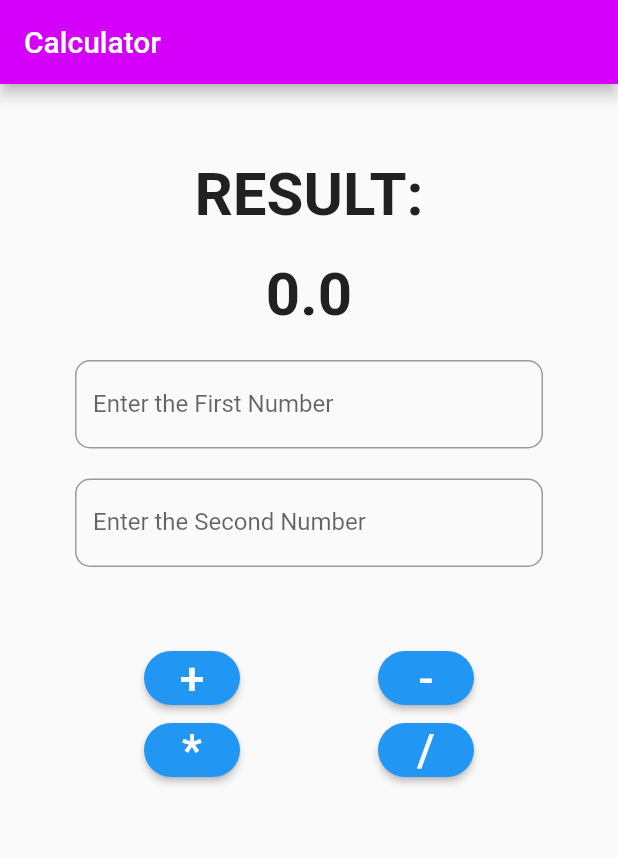
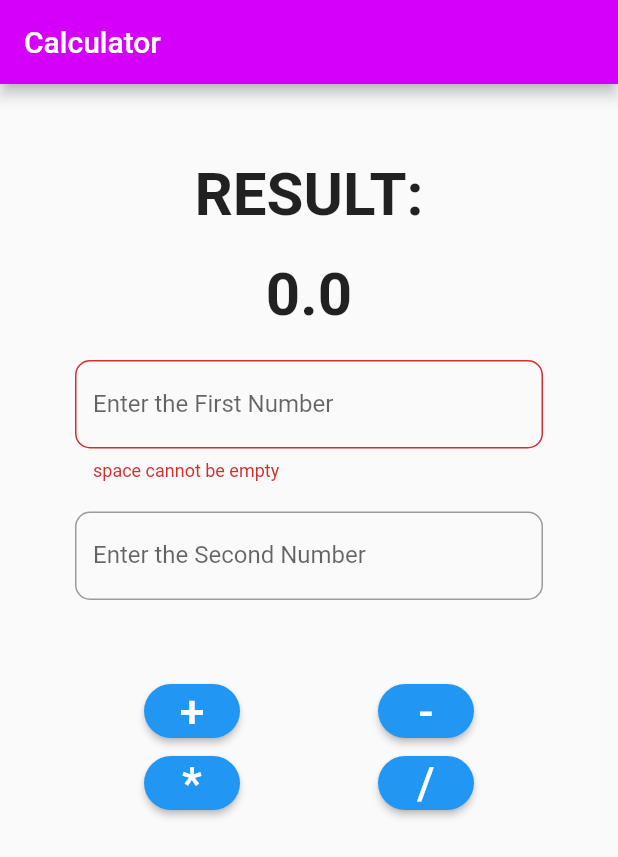
Before and after one commit to Simplifiedsolomon/MyFirstSimpleCalculator, a Flutter app: the screen it shows after launch, on a phone screen of 412 x 824 dp. Shown: the top 857 px of the screen. Run offline on Flutter 3.47's test engine with Material 2 defaults, Android fonts, the phone set to English and light mode, and no system bars.

Commit message:
errortext added

```diff
--- a/lib/main.dart
+++ b/lib/main.dart
@@ -45,7 +45,7 @@ class _MyAppState extends State<MyApp> {
                   decoration: InputDecoration(
                     labelText: 'Enter the First Number',
                     hintText: 'First Number',
-                    // errorText: 'space cannot be empty',
+                    errorText: 'space cannot be empty',
                     border: OutlineInputBorder(
                       borderRadius: BorderRadius.circular(10),
                     ),
```
